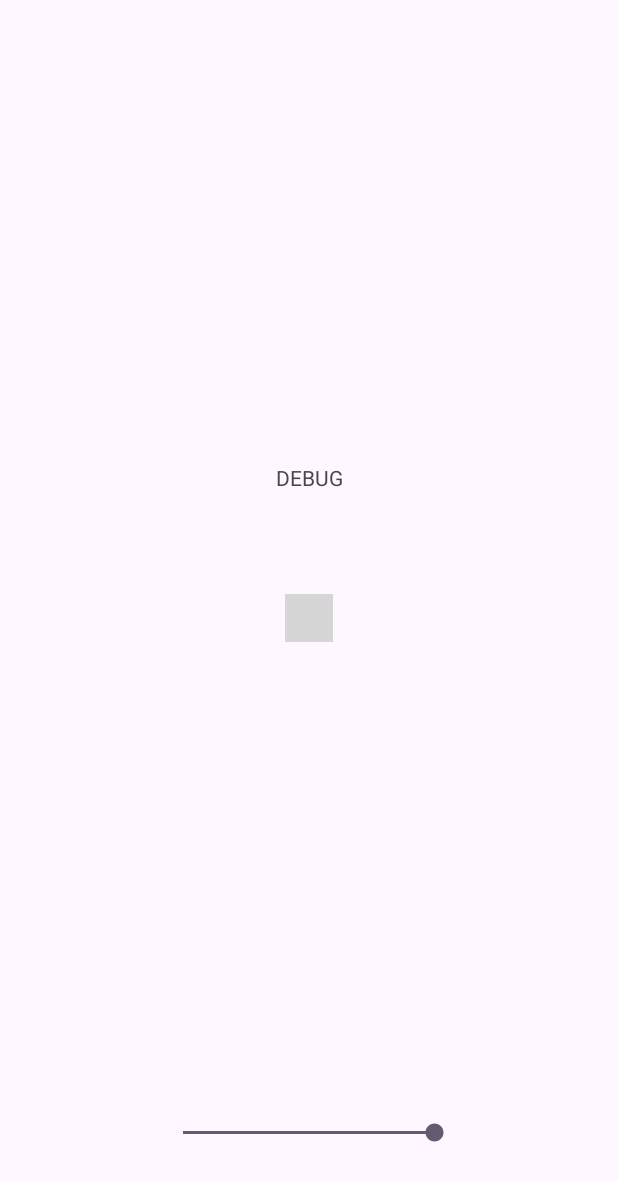
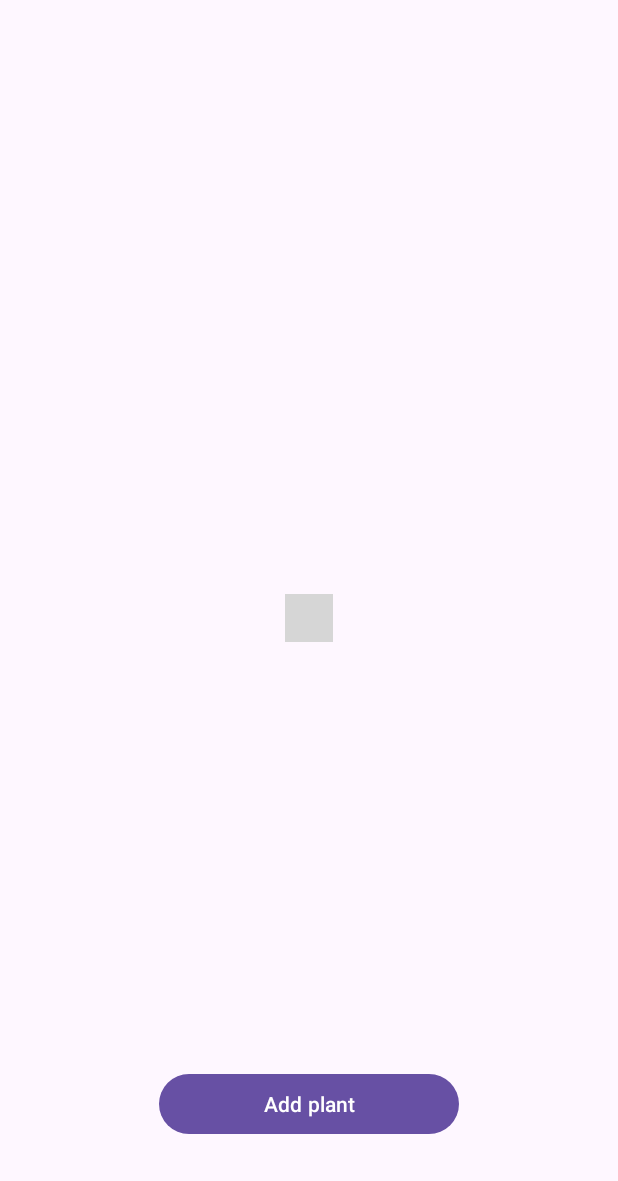
Before and after one commit to Hunerss/PlantPoints, an Android app: the screen it shows after launch (MainActivity), on a phone screen of 412 x 824 dp. Shown: the top 1181 px of the screen. Run offline under Robolectric (Android 15) with nearby library versions, the light colour scheme and no system bars; libraries missing offline, so code that uses them is left out: org.osmdroid.api, org.osmdroid.config, org.osmdroid.events, org.osmdroid.library, org.osmdroid.tileprovider and 2 more; plain views replace MapView; 27 statements that could not run were skipped; grey boxes are pictures that could not be loaded.

Commit message:
Add add plant window

```diff
--- a/plantpoints/app/src/main/java/com/example/plantpoints/MainActivity.java
+++ b/plantpoints/app/src/main/java/com/example/plantpoints/MainActivity.java
@@ -15,6 +15,10 @@ import android.graphics.Rect;
 import android.os.Bundle;
 import android.util.Log;
 import android.view.MotionEvent;
+import android.view.View;
+import android.widget.Button;
+import android.widget.EditText;
+import android.widget.LinearLayout;
 import android.widget.SeekBar;
 import android.widget.TextView;
 
@@ -49,6 +53,14 @@ public class MainActivity extends AppCompatActivity implements MapListener {
     TextView debugText;
     SeekBar debugSeekbar;
 
+    Button addPlantButton, confirmPlantButton, cancelPlantButton;
+    LinearLayout addPlantWindow;
+    EditText nameEdit, descriptionEdit;
+    SeekBar rangeBar;
+    TextView rangeText;
+
+    boolean addingPlant;
+
     List<Polygon> circles = new ArrayList<>();
 
     @Override
@@ -65,6 +77,16 @@ public class MainActivity extends AppCompatActivity implements MapListener {
         debugText = findViewById(R.id.debug_text);
         debugSeekbar = findViewById(R.id.debug_seekbar);
 
+        addPlantButton = findViewById(R.id.add_plant_button);
+        addPlantWindow = findViewById(R.id.add_plant_window);
+
+        confirmPlantButton = findViewById(R.id.confirm_plant_button);
+        cancelPlantButton = findViewById(R.id.cancel_plant_button);
+        nameEdit = findViewById(R.id.name_plant_box);
+        descriptionEdit = findViewById(R.id.description_plant_box);
+        rangeText = findViewById(R.id.range_text);
+        rangeBar = findViewById(R.id.range_bar);
+
         mapView = findViewById(R.id.main_map);
         mapView.setTileSource(TileSourceFactory.MAPNIK);
         mapView.getMapCenter();
@@ -80,6 +102,7 @@ public class MainActivity extends AppCompatActivity implements MapListener {
 
         myLocation = new MyLocationNewOverlay(new GpsMyLocationProvider(this), mapView);
         controller = mapView.getController();
+        controller.zoomTo(17.0);
 
         myLocation.enableMyLocation();
         myLocation.enableFollowLocation();
@@ -134,51 +157,73 @@ public class MainActivity extends AppCompatActivity implements MapListener {
 
                 //Toast.makeText(getApplicationContext(), e.getX() + " x " + e.getY(), Toast.LENGTH_SHORT).show();
 */
-                return super.onSingleTapUp(e, mapView);
+                //return super.onSingleTapUp(e, mapView);
+                return false;
             }
 
             @Override
             public boolean onTouchEvent(MotionEvent e, MapView mapView) {
-                for (int i = 0; i < circles.size(); i++) {
-                    mapView.getOverlays().remove(circles.get(i));
-                }
-                circles.clear();
-
+                if (addingPlant) {
                     String s = mapView.getMapCenter().getLongitude() + " x " + mapView.getMapCenter().getLatitude();
                     //Toast.makeText(getApplicationContext(), s, Toast.LENGTH_SHORT).show();
 
+                    DrawMiddleCircle();
+
+                    //debugText.setText(s + " " + /*lerp(1, 0.09, sin(abs(latit) / 85 * 1.62)) + " x " + */(double)round(globeSmooth(abs(latit) / 85) * 1000) / 1000);
+
+                    //Toast.makeText(getApplicationContext(), e.getX() + " x " + e.getY(), Toast.LENGTH_SHORT).show();
+
+                }
+
+                return super.onTouchEvent(e, mapView);
+            }
+        });
 
 
+        addPlantButton.setOnClickListener(view -> {
+            addPlantWindow.setVisibility(View.VISIBLE);
+            addingPlant = true;
+            rangeBar.setProgress(5);
+            DrawMiddleCircle();
+        });
+
+        cancelPlantButton.setOnClickListener(view -> {
+            addPlantWindow.setVisibility(View.GONE);
+            addingPlant = false;
+            ClearCircles();
+        });
+
+        rangeBar.setOnSeekBarChangeListener(new SeekBar.OnSeekBarChangeListener() {
+            @Override
+            public void onProgressChanged(SeekBar seekBar, int i, boolean b) {
+                rangeText.setText(i + " km");
+                DrawMiddleCircle();
+            }
+
+            @Override
+            public void onStartTrackingTouch(SeekBar seekBar) {
+
+            }
+
+            @Override
+            public void onStopTrackingTouch(SeekBar seekBar) {
+
+            }
+        });
+    }
+
+    private void DrawMiddleCircle() {
+        ClearCircles();
+
         Polygon circle = new Polygon(mapView);
-                double radius = 1;
+        //double radius = 1;
+        double radius = rangeBar.getProgress();
         double longi = mapView.getMapCenter().getLongitude();
         double latit = mapView.getMapCenter().getLatitude();
         ArrayList<GeoPoint> circlePoints = new ArrayList<>();
-                for (float i = 0; i < 6.28; i+=0.1) {
+        for (float i = 0; i < 6.28; i += 0.1) {
             double x = latit + radius * sin(i) / 88 * lerp(1, 0.09, globeSmooth(abs(latit) / 85));
             double y = longi + radius * cos(i) / 88;
-
-                    //x *= getDistanceFromLatLonInKm(x, longi, latit, longi) / radius;
-                    //x *= getDistanceFromLatLonInKm(latit, y, latit, longi) / radius;
-                    /*double dis = getDistanceFromLatLonInKm(x, y, latit, longi);
-                    Log.d("info", dis + " and " + radius + " before");
-                    int b = 0;
-                    while(abs(dis - radius) > 0.01 && b < 1000)
-                    {
-                        //double xDir = sin(i) > 0 ? -1 : 1;
-                        double xDir = dis - radius > 0 ? -1 : 1;
-                        double yDir = dis - radius > 0 ? -1 : 1;
-                        x += xDir * 0.01;
-                        y += yDir * 0.01;
-                        //Log.d("info", getDistanceFromLatLonInKm(x, y, latit, longi) + " and " + radius);
-                        b++;
-                        dis = getDistanceFromLatLonInKm(x, y, latit, longi);
-                    }
-                    Log.d("info", getDistanceFromLatLonInKm(x, y, latit, longi) + " and " + radius + " after");*/
-
-                    //Log.d("x", (double)round(getDistanceFromLatLonInKm(x, 0, latit, 0) * 1000) / 1000 + " x " + radius);
-                    //Log.d("y",  round(i / 6.28 * 100) + ") " + (double)round(getDistanceFromLatLonInKm(0, y, 0, longi) * 1000) / 1000 + " x " + radius);
-                    //Log.d("x",  round(i / 6.28 * 100) + ") " + (double)round(getDistanceFromLatLonInKm(x, longi, latit, longi) * 1000) / 1000 + " x " + (double)round(getDistanceFromLatLonInKm(latit, y, latit, longi) * 1000) / 1000);
 
             circlePoints.add(new GeoPoint(x, y));
         }
@@ -189,15 +234,13 @@ public class MainActivity extends AppCompatActivity implements MapListener {
         mapView.getOverlays().add(circle);
 
         debugText.setText(getDistanceFromLatLonInKm(myLocation.getMyLocation().getLatitude(), myLocation.getMyLocation().getLongitude(), latit, longi) + " km");
-                //debugText.setText(s + " " + /*lerp(1, 0.09, sin(abs(latit) / 85 * 1.62)) + " x " + */(double)round(globeSmooth(abs(latit) / 85) * 1000) / 1000);
+    }
 
-                //Toast.makeText(getApplicationContext(), e.getX() + " x " + e.getY(), Toast.LENGTH_SHORT).show();
-
-                return super.onTouchEvent(e, mapView);
+    private void ClearCircles() {
+        for (int i = 0; i < circles.size(); i++) {
+            mapView.getOverlays().remove(circles.get(i));
         }
-        });
-
-
+        circles.clear();
     }
 
     @Override
--- a/plantpoints/app/src/main/res/layout/activity_main.xml
+++ b/plantpoints/app/src/main/res/layout/activity_main.xml
@@ -19,11 +19,12 @@
         android:id="@+id/debug_text"
         android:layout_width="wrap_content"
         android:layout_height="wrap_content"
-        android:layout_marginBottom="100dp"
+        android:layout_marginBottom="300dp"
         android:text="DEBUG"
         app:layout_constraintBottom_toBottomOf="@+id/main_map"
         app:layout_constraintEnd_toEndOf="parent"
-        app:layout_constraintStart_toStartOf="parent" />
+        app:layout_constraintStart_toStartOf="parent"
+        android:visibility="gone"/>
 
     <SeekBar
         android:id="@+id/debug_seekbar"
@@ -35,6 +36,76 @@
         android:progress="1000"
         app:layout_constraintBottom_toBottomOf="parent"
         app:layout_constraintEnd_toEndOf="parent"
+        app:layout_constraintStart_toStartOf="parent"
+        android:visibility="gone"/>
+
+    <Button
+        android:id="@+id/add_plant_button"
+        android:layout_width="200dp"
+        android:layout_height="wrap_content"
+        android:layout_marginBottom="64dp"
+        android:text="Add plant"
+        app:layout_constraintBottom_toBottomOf="parent"
+        app:layout_constraintEnd_toEndOf="parent"
         app:layout_constraintStart_toStartOf="parent" />
 
+    <LinearLayout
+        android:id="@+id/add_plant_window"
+        android:layout_width="300dp"
+        android:layout_height="wrap_content"
+        android:layout_marginBottom="32dp"
+        android:background="@color/white"
+        android:orientation="vertical"
+        android:padding="10dp"
+        app:layout_constraintBottom_toBottomOf="parent"
+        app:layout_constraintEnd_toEndOf="parent"
+        app:layout_constraintStart_toStartOf="parent"
+        android:visibility="gone">
+
+        <TextView
+            android:layout_width="wrap_content"
+            android:layout_height="wrap_content"
+            android:text="Add plant" />
+
+        <EditText
+            android:layout_width="match_parent"
+            android:layout_height="wrap_content"
+            android:hint="Name"
+            android:id="@+id/name_plant_box"/>
+
+        <EditText
+            android:layout_width="match_parent"
+            android:layout_height="wrap_content"
+            android:hint="Description"
+            android:id="@+id/description_plant_box"/>
+        <LinearLayout
+            android:layout_width="match_parent"
+            android:layout_height="wrap_content" android:orientation="horizontal">
+            <SeekBar
+                android:layout_width="225dp"
+                android:layout_height="wrap_content"
+                android:min="1"
+                android:max="50"
+                android:progress="5"
+                android:id="@+id/range_bar"/>
+            <TextView
+                android:layout_width="50dp"
+                android:layout_height="match_parent"
+                android:text="5 km"
+                android:id="@+id/range_text"
+                android:textAlignment="textEnd"/>
+        </LinearLayout>
+        <Button
+            android:layout_width="match_parent"
+            android:layout_height="wrap_content"
+            android:text="Add"
+            android:id="@+id/confirm_plant_button"/>
+        <Button
+            android:layout_width="match_parent"
+            android:layout_height="wrap_content"
+            android:text="Cancel"
+            android:id="@+id/cancel_plant_button"/>
+
+    </LinearLayout>
+
 </androidx.constraintlayout.widget.ConstraintLayout>
```
Lines whose indentation alone changed are shown as unchanged.
